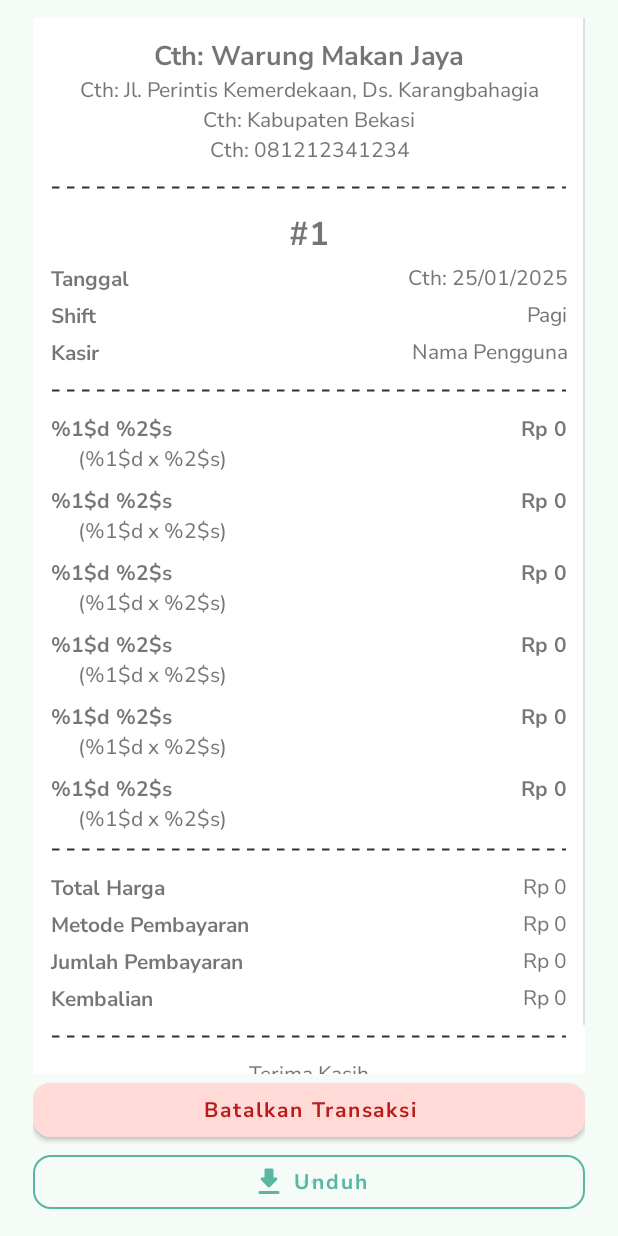
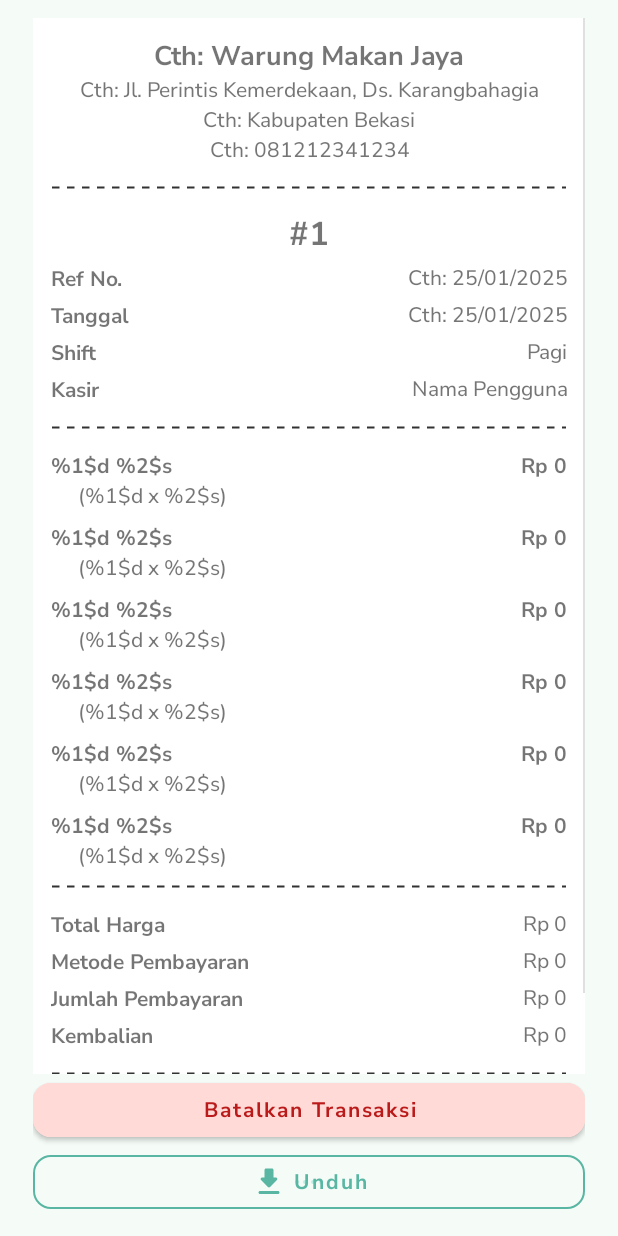
Before and after one commit to yudiatmoko/MyCash-Android, an Android app: the layout activity_transaction_detail.xml on its own in the app's theme, with its tools: preview values and no code run, on a phone screen of 412 x 824 dp. Run offline under Robolectric (Android 15) with nearby library versions, the phone set to English and light mode, and no system bars.

Commit message:
Revision 1.1: Add ref no for transaction detail

```diff
--- a/app/src/main/java/com/iyam/mycash/data/network/api/datasource/ApiDataSource.kt
+++ b/app/src/main/java/com/iyam/mycash/data/network/api/datasource/ApiDataSource.kt
@@ -137,6 +137,7 @@ interface ApiDataSource {
     suspend fun transactionsBySession(
         sessionId: String,
         number: String?,
+        id: String?,
         order: String?
     ): TransactionsResponse
 
@@ -331,9 +332,10 @@ class ApiDataSourceImpl(
     override suspend fun transactionsBySession(
         sessionId: String,
         number: String?,
+        id: String?,
         order: String?
     ): TransactionsResponse {
-        return service.transactionsBySession(sessionId, number, order)
+        return service.transactionsBySession(sessionId, number, id, order)
     }
 
     override suspend fun uploadSessionImage(
--- a/app/src/main/java/com/iyam/mycash/data/network/api/service/MyCashApiService.kt
+++ b/app/src/main/java/com/iyam/mycash/data/network/api/service/MyCashApiService.kt
@@ -213,6 +213,7 @@ interface MyCashApiService {
     suspend fun transactionsBySession(
         @Path("sessionId") sessionId: String,
         @Query("number") number: String? = null,
+        @Query("id") id: String? = null,
         @Query("order") order: String? = null
     ): TransactionsResponse
 
--- a/app/src/main/java/com/iyam/mycash/ui/pointofsale/transaction/detail/TransactionDetailActivity.kt
+++ b/app/src/main/java/com/iyam/mycash/ui/pointofsale/transaction/detail/TransactionDetailActivity.kt
@@ -188,6 +188,7 @@ class TransactionDetailActivity : AppCompatActivity() {
                 binding.llBtnVoid.isVisible = isFromTransactionCompleted
                 binding.tvTransactionNumber.text = it?.number.toString()
             }
+            binding.tvRef.text = it?.id.toString()
             binding.tvOutletName.text = it?.session?.outlet?.name
             binding.tvOutletAddress.text = it?.session?.outlet?.address
             binding.tvOutletCity.text = it?.session?.outlet?.city
--- a/app/src/main/res/layout/activity_transaction_detail.xml
+++ b/app/src/main/res/layout/activity_transaction_detail.xml
@@ -87,6 +87,40 @@
                     android:text="@string/transaction_number_example"
                     android:textAlignment="center"
                     android:textSize="22sp" />
+
+                <LinearLayout
+                    android:layout_width="match_parent"
+                    android:layout_height="wrap_content"
+                    android:layout_marginTop="4dp"
+                    android:gravity="center"
+                    android:orientation="horizontal"
+                    android:weightSum="5">
+
+                    <TextView
+                        android:id="@+id/tv_ref_title"
+                        android:layout_width="0dp"
+                        android:layout_height="wrap_content"
+                        android:layout_weight="2"
+                        android:ellipsize="end"
+                        android:fontFamily="@font/nunito_sans_bold"
+                        android:maxLines="1"
+                        android:text="@string/ref_no"
+                        android:textAlignment="textStart"
+                        android:textSize="14sp" />
+
+                    <TextView
+                        android:id="@+id/tv_ref"
+                        android:layout_width="0dp"
+                        android:layout_height="wrap_content"
+                        android:layout_weight="3"
+                        android:ellipsize="end"
+                        android:fontFamily="@font/nunito_sans_medium"
+                        android:maxLines="1"
+                        android:textAlignment="textEnd"
+                        android:textSize="14sp"
+                        tools:text="@string/session_date_example" />
+
+                </LinearLayout>
 
                 <LinearLayout
                     android:layout_width="match_parent"
--- a/app/src/main/res/values/strings.xml
+++ b/app/src/main/res/values/strings.xml
@@ -212,4 +212,5 @@
     <string name="feature_not_available_desc">Fitur ini masih dalam pengembangan. Nantikan pembaruannya segera!</string>
     <string name="understand">Mengerti</string>
     <string name="transaction_list">Daftar Transaksi</string>
+    <string name="ref_no">Ref No.</string>
 </resources>
```
Also changed, not shown: app/src/main/java/com/iyam/mycash/data/repository/TransactionRepository.kt (+8 -1 lines), app/src/main/java/com/iyam/mycash/ui/pointofsale/PointOfSaleViewModel.kt (+7 -2 lines), app/src/main/java/com/iyam/mycash/ui/pointofsale/transaction/TransactionActivity.kt (+30 -9 lines).
